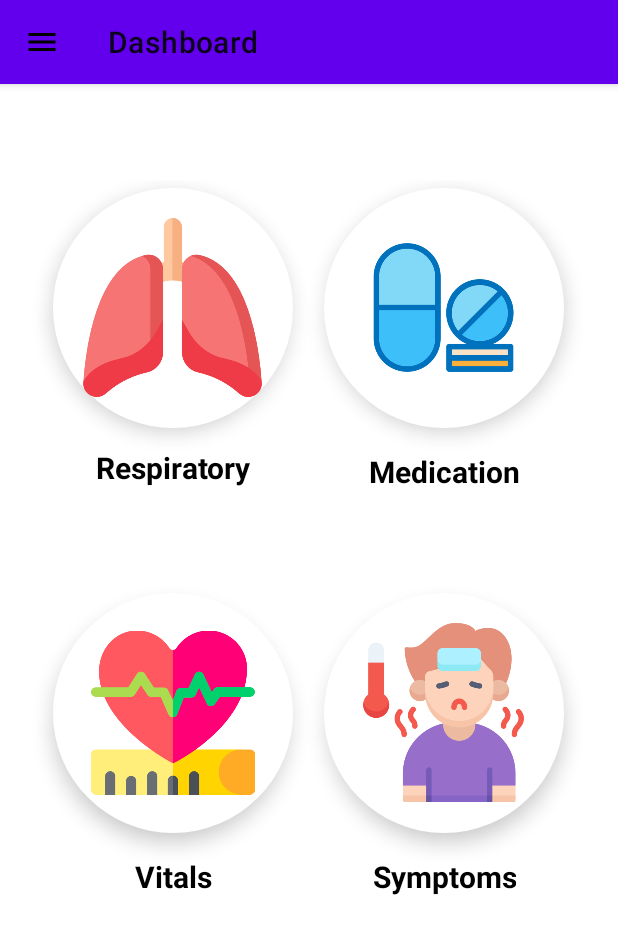
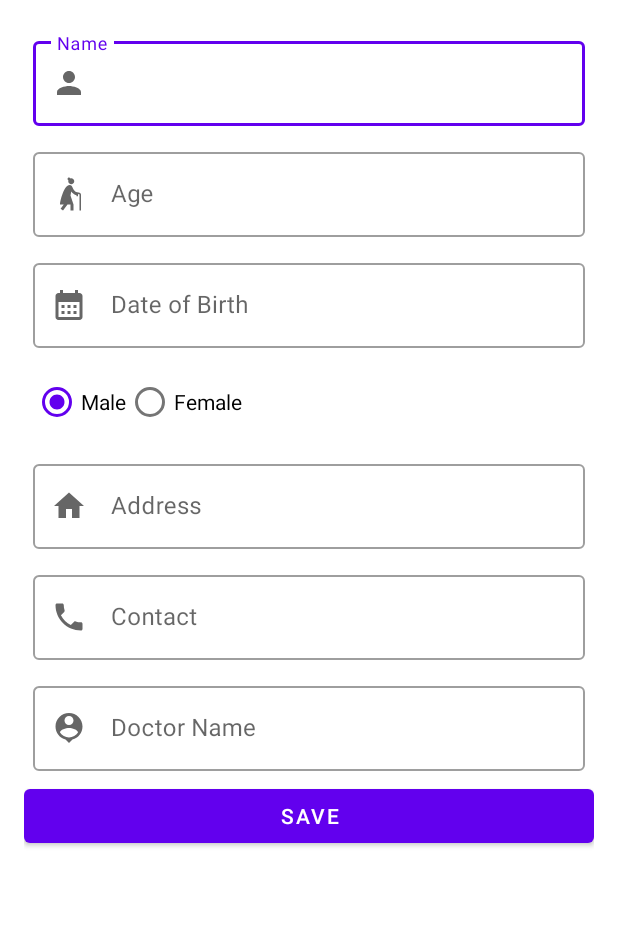
Before and after one commit to MithunM0098/Health-App, an Android app: the DashBoard screen opened directly, with no data from a screen before it, in the side drawer, after a tap on "Edit Profile", on a phone screen of 412 x 824 dp. Shown: the top 934 px of the screen. Run offline under Robolectric (Android 15) with nearby library versions, the phone set to English and light mode, and no system bars.

Commit message:
Mithun commited

```diff
--- a/app/src/main/java/com/example/health_app/DashBoard.java
+++ b/app/src/main/java/com/example/health_app/DashBoard.java
@@ -5,6 +5,7 @@ import androidx.appcompat.app.AppCompatActivity;
 import androidx.core.view.GravityCompat;
 import androidx.drawerlayout.widget.DrawerLayout;
 
+import android.content.Intent;
 import android.os.Bundle;
 import android.view.MenuItem;
 import android.view.View;
@@ -40,9 +41,13 @@ public class DashBoard extends AppCompatActivity {
                 {
 
                     case R.id.nav_home:
-                        Toast.makeText(DashBoard.this, "Home is Clicked", Toast.LENGTH_SHORT).show();break;
+                        Intent i1=new Intent(DashBoard.this,DashBoard.class);
+                        startActivity(i1);
+                        break;
                     case R.id.nav_edit:
-                        Toast.makeText(DashBoard.this, "Message is Clicked",Toast.LENGTH_SHORT).show();break;
+                        Intent i=new Intent(DashBoard.this,Edit_profile.class);
+                        startActivity(i);
+                        break;
                     case R.id.symptoms:
                         Toast.makeText(DashBoard.this, "Synch is Clicked",Toast.LENGTH_SHORT).show();break;
                     case R.id.logout:
--- /dev/null
+++ b/app/src/main/java/com/example/health_app/Edit_profile.java
@@ -0,0 +1,149 @@
+package com.example.health_app;
+
+import androidx.appcompat.app.AppCompatActivity;
+
+import android.annotation.SuppressLint;
+import android.app.DatePickerDialog;
+import android.content.Context;
+import android.content.Intent;
+import android.content.SharedPreferences;
+import android.database.Cursor;
+import android.icu.text.SimpleDateFormat;
+import android.icu.util.Calendar;
+import android.os.Bundle;
+import android.view.View;
+import android.widget.Button;
+import android.widget.DatePicker;
+import android.widget.RadioButton;
+import android.widget.RadioGroup;
+import android.widget.Toast;
+
+import com.google.android.material.textfield.TextInputEditText;
+import com.google.android.material.textfield.TextInputLayout;
+
+import java.util.Locale;
+
+public class Edit_profile extends AppCompatActivity {
+    private TextInputLayout textInputLayoutDOB;
+    TextInputLayout namelayout,agelay,addlay,doclay,contlay;
+    TextInputEditText name,Age,address,doctor,contact;
+    RadioGroup gender;
+    RadioButton male,female;
+    Button submit;
+    private TextInputEditText textInputEditTextDOB;
+    private Calendar calendar;
+    private SimpleDateFormat dateFormat;
+    MyUserDeatilsDB db;
+    @SuppressLint("MissingInflatedId")
+    @Override
+    protected void onCreate(Bundle savedInstanceState) {
+        super.onCreate(savedInstanceState);
+        setContentView(R.layout.activity_edit_profile);
+
+        db=new MyUserDeatilsDB(getApplicationContext());
+        namelayout=findViewById(R.id.namelayout);
+        name=findViewById(R.id.name);
+        Age=findViewById(R.id.age);
+        agelay=findViewById(R.id.agelayout);
+        gender=findViewById(R.id.radioGroupGender);
+        male=findViewById(R.id.radioButtonMale);
+        female=findViewById(R.id.radioButtonFemale);
+        address=findViewById(R.id.address);
+        addlay=findViewById(R.id.addresslayout);
+        contact=findViewById(R.id.contact);
+        contlay=findViewById(R.id.contactlayout);
+        doctor=findViewById(R.id.doctorname);
+        doclay=findViewById(R.id.doctorlayout);
+
+        textInputEditTextDOB = findViewById(R.id.textInputEditTextDOB);
+        textInputLayoutDOB=findViewById(R.id.textInputLayoutDOB);
+        submit=findViewById(R.id.submit);
+
+
+        calendar = Calendar.getInstance();
+        dateFormat = new SimpleDateFormat("dd/MM/yyyy", Locale.US);
+
+        textInputLayoutDOB.setStartIconOnClickListener(new View.OnClickListener() {
+            @Override
+            public void onClick(View v) {
+                showDatePickerDialog();
+            }
+        });
+
+        getUserData();
+
+        submit.setOnClickListener(new View.OnClickListener() {
+            @Override
+            public void onClick(View v) {
+                int selectedRadioButtonId = gender.getCheckedRadioButtonId();
+
+                if (selectedRadioButtonId != -1) {
+                    RadioButton selectedRadioButton = findViewById(selectedRadioButtonId);
+
+                    // Get the data associated with the selected radio button
+                    String selectedData = selectedRadioButton.getText().toString();
+
+                    // Do something with the selected data (e.g., display it or use it in further processing)
+                    // Toast.makeText(getApplicationContext(), "Selected Data: " + selectedData, Toast.LENGTH_SHORT).show();
+                   // db.deleteAllData();
+                    Cursor cursor = db.readAllData();
+                    db.UpdateData("1",name.getText().toString().trim(), Integer.parseInt(Age.getText().toString().trim()),textInputEditTextDOB.getText().toString().trim(),selectedData,address.getText().toString().trim(),
+                            contact.getText().toString().trim(),doctor.getText().toString().trim());
+                }
+
+
+
+                Intent i=new Intent(Edit_profile.this,DashBoard.class);
+                startActivity(i);
+
+            }
+        });
+    }
+
+    private void showDatePickerDialog() {
+        DatePickerDialog.OnDateSetListener dateSetListener = new DatePickerDialog.OnDateSetListener() {
+            @Override
+            public void onDateSet(DatePicker view, int year, int month, int dayOfMonth) {
+                calendar.set(Calendar.YEAR, year);
+                calendar.set(Calendar.MONTH, month);
+                calendar.set(Calendar.DAY_OF_MONTH, dayOfMonth);
+
+                String formattedDate = dateFormat.format(calendar.getTime());
+                textInputEditTextDOB.setText(formattedDate);
+            }
+        };
+
+        DatePickerDialog datePickerDialog = new DatePickerDialog(
+                this,
+                dateSetListener,
+                calendar.get(Calendar.YEAR),
+                calendar.get(Calendar.MONTH),
+                calendar.get(Calendar.DAY_OF_MONTH)
+        );
+
+        datePickerDialog.getDatePicker().setMaxDate(System.currentTimeMillis()); // Optional: Set a max date
+        datePickerDialog.show();
+    }
+
+    public void getUserData(){
+        Cursor cursor = db.readAllData();
+        if(cursor.getCount() == 0){
+            Toast.makeText(this,"No data to display",Toast.LENGTH_SHORT).show();
+        }else{
+            while (cursor.moveToNext()){
+                name.setText(cursor.getString(1));
+                Age.setText(cursor.getString(2));
+                textInputEditTextDOB.setText(cursor.getString(3));
+                String gender = cursor.getString(4);
+                if (gender.equals("Male")) {
+                    male.setChecked(true);
+                } else if (gender.equals("Female")) {
+                    female.setChecked(true);
+                }
+                address.setText(cursor.getString(5));
+                contact.setText(cursor.getString(6));
+                doctor.setText(cursor.getString(7));
+            }
+        }
+    }
+}
--- a/app/src/main/java/com/example/health_app/MyUserDeatilsDB.java
+++ b/app/src/main/java/com/example/health_app/MyUserDeatilsDB.java
@@ -95,4 +95,27 @@ public class MyUserDeatilsDB extends SQLiteOpenHelper {
         SQLiteDatabase db = this.getWritableDatabase();
         db.execSQL("DELETE FROM " + TABLE_NAME);
     }
+
+    public void UpdateData(String id,String name,int age,String dob,String gender,String address,String contact,String dr_name){
+        SQLiteDatabase db=this.getWritableDatabase();
+        ContentValues cv=new ContentValues();
+        cv.put(COLUMN_ID,id);
+        cv.put(COLUMN_NAME,name);
+        cv.put(COLUMN_AGE,age);
+        cv.put(COLUMN_DOB,dob);
+        cv.put(COLUMN_GENDER,gender);
+        cv.put(COLUMN_ADDRESS,address);
+        cv.put(COLUMN_CONTACT,contact);
+        cv.put(COLUMN_DR_NAME,dr_name);
+       /* cv.put(COLUMN_HEIGHT,height);
+        cv.put(COLUMN_WEIGHT,weight);
+        cv.put(COLUMN_OXYGEN,oxygen);
+        cv.put(COLUMN_BP,bp);*/
+        long result= db.update(TABLE_NAME,cv,COLUMN_ID + "=?",new String[] {id});
+        if(result==-1){
+            Toast.makeText(context, "Failed!", Toast.LENGTH_SHORT).show();
+        }else{
+            Toast.makeText(context," Updated Successfully!",Toast.LENGTH_SHORT).show();
+        }
+    }
 }
--- /dev/null
+++ b/app/src/main/res/layout/activity_edit_profile.xml
@@ -0,0 +1,144 @@
+<?xml version="1.0" encoding="utf-8"?>
+<LinearLayout xmlns:android="http://schemas.android.com/apk/res/android"
+    xmlns:app="http://schemas.android.com/apk/res-auto"
+    xmlns:tools="http://schemas.android.com/tools"
+    android:layout_width="match_parent"
+    android:layout_height="match_parent"
+    android:orientation="vertical"
+    android:padding="16dp"
+    tools:context=".Edit_profile">
+
+    <com.google.android.material.textfield.TextInputLayout
+        android:id="@+id/namelayout"
+        android:layout_width="match_parent"
+        android:layout_height="wrap_content"
+        android:hint="Name"
+        android:layout_margin="6dp"
+        style="@style/Widget.MaterialComponents.TextInputLayout.OutlinedBox"
+        app:startIconDrawable="@drawable/baseline_person_24"> <!-- Use your XML drawable here -->
+        <com.google.android.material.textfield.TextInputEditText
+            android:id="@+id/name"
+            android:layout_width="match_parent"
+            android:layout_height="wrap_content"
+            android:inputType="text" />
+    </com.google.android.material.textfield.TextInputLayout>
+
+
+    <com.google.android.material.textfield.TextInputLayout
+        android:id="@+id/agelayout"
+        android:layout_width="match_parent"
+        android:layout_height="wrap_content"
+        android:hint="Age"
+        android:layout_margin="6dp"
+        style="@style/Widget.MaterialComponents.TextInputLayout.OutlinedBox"
+        app:startIconDrawable="@drawable/woman"> <!-- Use your XML drawable here -->
+        <com.google.android.material.textfield.TextInputEditText
+            android:id="@+id/age"
+            android:layout_width="match_parent"
+            android:layout_height="wrap_content"
+            android:inputType="text" />
+    </com.google.android.material.textfield.TextInputLayout>
+
+    <com.google.android.material.textfield.TextInputLayout
+        android:id="@+id/textInputLayoutDOB"
+        android:layout_width="match_parent"
+        android:layout_height="wrap_content"
+        android:hint="Date of Birth"
+        android:layout_margin="6dp"
+        android:focusable="false"
+        android:clickable="true"
+        android:inputType="none"
+        style="@style/Widget.MaterialComponents.TextInputLayout.OutlinedBox"
+        app:startIconDrawable="@drawable/dob"> <!-- Use your XML drawable here -->
+        <com.google.android.material.textfield.TextInputEditText
+            android:id="@+id/textInputEditTextDOB"
+            android:layout_width="match_parent"
+            android:layout_height="wrap_content"
+            android:inputType="none"
+            android:focusable="false"
+            android:clickable="true"/>
+    </com.google.android.material.textfield.TextInputLayout>
+
+    <com.google.android.material.textfield.TextInputLayout
+        android:layout_width="match_parent"
+        android:layout_height="wrap_content"
+        android:hint="Gender"
+        android:layout_margin="6dp"
+        style="@style/Widget.MaterialComponents.TextInputLayout.OutlinedBox">
+
+        <RadioGroup
+            android:id="@+id/radioGroupGender"
+            android:layout_width="match_parent"
+            android:layout_height="wrap_content"
+            android:orientation="horizontal">
+
+            <RadioButton
+                android:id="@+id/radioButtonMale"
+                android:layout_width="wrap_content"
+                android:layout_height="wrap_content"
+                android:text="Male"
+                android:checked="true" />
+
+            <RadioButton
+                android:id="@+id/radioButtonFemale"
+                android:layout_width="wrap_content"
+                android:layout_height="wrap_content"
+                android:text="Female" />
+
+        </RadioGroup>
+
+    </com.google.android.material.textfield.TextInputLayout>
+
+
+    <com.google.android.material.textfield.TextInputLayout
+        android:id="@+id/addresslayout"
+        android:layout_width="match_parent"
+        android:layout_height="wrap_content"
+        android:hint="Address"
+        android:layout_margin="6dp"
+        style="@style/Widget.MaterialComponents.TextInputLayout.OutlinedBox"
+        app:startIconDrawable="@drawable/baseline_home_24"> <!-- Use your XML drawable here -->
+        <com.google.android.material.textfield.TextInputEditText
+            android:id="@+id/address"
+            android:layout_width="match_parent"
+            android:layout_height="wrap_content"
+            android:inputType="text" />
+    </com.google.android.material.textfield.TextInputLayout>
+
+    <com.google.android.material.textfield.TextInputLayout
+        android:id="@+id/contactlayout"
+        android:layout_width="match_parent"
+        android:layout_height="wrap_content"
+        android:hint="Contact"
+        android:layout_margin="6dp"
+        style="@style/Widget.MaterialComponents.TextInputLayout.OutlinedBox"
+        app:startIconDrawable="@drawable/baseline_phone_24"> <!-- Use your XML drawable here -->
+        <com.google.android.material.textfield.TextInputEditText
+            android:id="@+id/contact"
+            android:layout_width="match_parent"
+            android:layout_height="wrap_content"
+            android:inputType="text" />
+    </com.google.android.material.textfield.TextInputLayout>
+
+    <com.google.android.material.textfield.TextInputLayout
+        android:id="@+id/doctorlayout"
+        android:layout_width="match_parent"
+        android:layout_height="wrap_content"
+        android:hint="Doctor Name"
+        android:layout_margin="6dp"
+        style="@style/Widget.MaterialComponents.TextInputLayout.OutlinedBox"
+        app:startIconDrawable="@drawable/persons"> <!-- Use your XML drawable here -->
+        <com.google.android.material.textfield.TextInputEditText
+            android:id="@+id/doctorname"
+            android:layout_width="match_parent"
+            android:layout_height="wrap_content"
+            android:inputType="text" />
+    </com.google.android.material.textfield.TextInputLayout>
+
+    <Button
+        android:id="@+id/submit"
+        android:layout_width="match_parent"
+        android:layout_height="wrap_content"
+        android:text="Save"
+        android:gravity="center"/>
+</LinearLayout>
--- a/app/src/main/res/layout/activity_user_deatils.xml
+++ b/app/src/main/res/layout/activity_user_deatils.xml
@@ -23,6 +23,7 @@
         android:layout_height="110dp"
         android:src="@drawable/user"
         android:layout_gravity="center"
+        android:visibility="gone"
         android:scaleType="centerCrop"
         android:layout_marginBottom="16dp"/>
 
```
Also changed, not shown: app/src/main/AndroidManifest.xml (+11 -4 lines).
